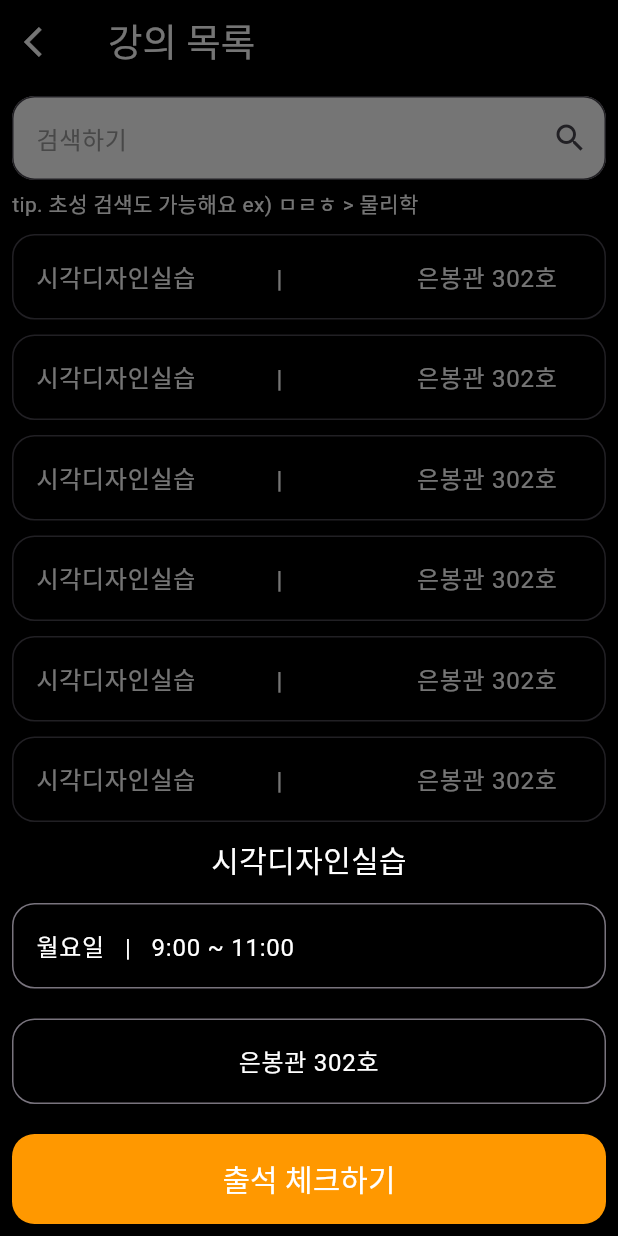
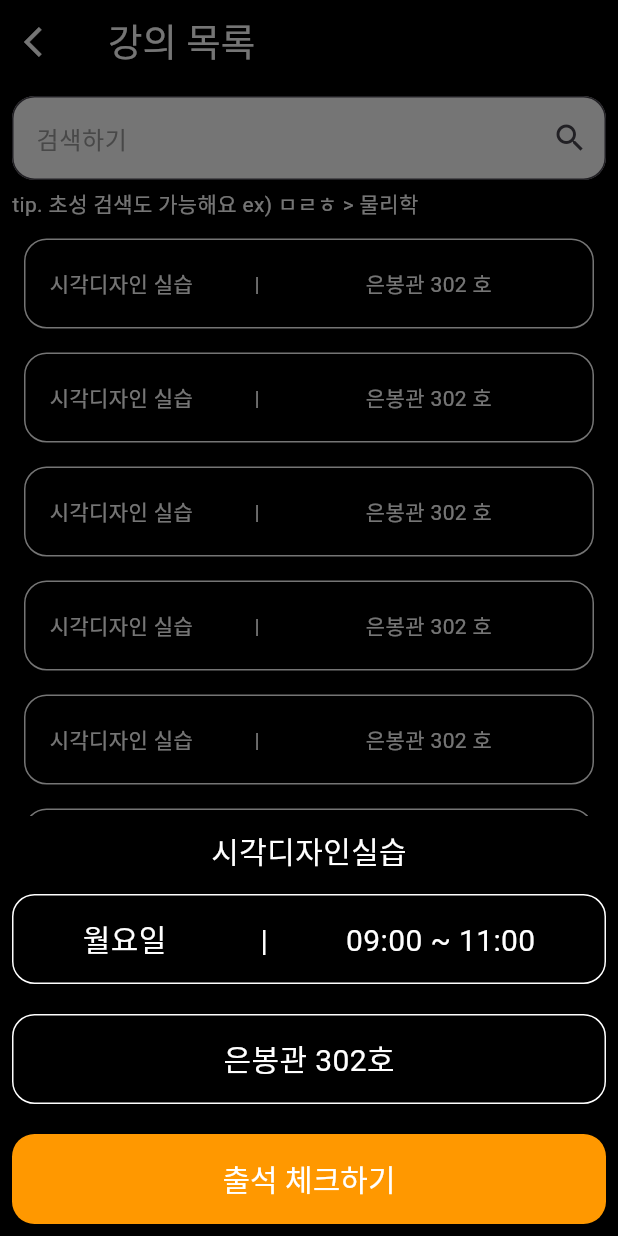
Before and after one commit to SangWook16074/checkcheck-application, a Flutter app: the Attendance screen opened directly, after a tap on "출석 체크하기", on a phone screen of 412 x 824 dp. Run offline on Flutter 3.47's test engine with Material 3 defaults, Android fonts, the phone set to English and light mode, and no system bars.

Commit message:
강의 목록 및 출석 체크 완성

```diff
--- a/lib/main.dart
+++ b/lib/main.dart
@@ -15,7 +15,7 @@ class MyApp extends StatelessWidget {
   @override
   Widget build(BuildContext context) {
     return MaterialApp(
-      home: classList(),
+      home: Attendance(),
     );
   }
 }
--- a/lib/src/page/attendance_check.dart
+++ b/lib/src/page/attendance_check.dart
@@ -1,7 +1,9 @@
 import 'package:checkcheck_project/src/widget/custom_button.dart';
 import 'package:checkcheck_project/src/widget/custom_scrollbar.dart';
 import 'package:checkcheck_project/src/widget/custom_text_field.dart';
+import 'package:flutter/cupertino.dart';
 import 'package:flutter/material.dart';
+import 'package:flutter/widgets.dart';
 
 class Attendance extends StatefulWidget {
   @override
@@ -9,8 +11,8 @@ class Attendance extends StatefulWidget {
 }
 
 class _AttendanceState extends State<Attendance> {
-  final List<String> attendances = List.generate(7, (index) => '시각디자인실습            |                    은봉관 302호');
   final List<FocusNode> focusNodes = List.generate(7, (_) => FocusNode());
+  int selectedIndex = -1; // 선택된 항목의 인덱스
 
   @override
   void dispose() {
@@ -48,39 +50,11 @@ class _AttendanceState extends State<Attendance> {
                   suffixIcon: Icon(Icons.search),
                 ),
                 SizedBox(height: 5),
-                Align(
-                  alignment: Alignment.centerLeft,
-                  child: Text(
-                    'tip. 초성 검색도 가능해요 ex) ㅁㄹㅎ > 물리학',
-                    style: TextStyle(color: Colors.white, fontSize: 14),
-                    textAlign: TextAlign.left,
-                  ),
-                ),
+                _tip(),
                 SizedBox(height: 5),
-                for (int i = 0; i < attendances.length; i++)
-                  Padding(
-                    padding: const EdgeInsets.symmetric(vertical: 5.0),
-                    child: TextField(
-                      focusNode: focusNodes[i],
-                      decoration: InputDecoration(
-                        border: OutlineInputBorder(
-                          borderRadius: BorderRadius.circular(15.0),
-                        ),
-                        hintText: attendances[i],
-                        hintStyle: TextStyle(
-                          color: focusNodes[i].hasFocus ? Colors.black : Colors.white,
-                        ),
-                        fillColor: focusNodes[i].hasFocus ? Colors.orange : Colors.black,
-                        filled: true,
-                      ),
-                      style: TextStyle(color: Colors.white),
-                      onTap: () {
-                        setState(() {
-                          FocusScope.of(context).requestFocus(focusNodes[i]);
-                        });
-                      },
-                    ),
-                  ),
+
+                ..._attendance(),
+
                 SizedBox(height: 20),
                 CustomButton(label: '출석 체크하기', onPressed: () {
                   showModalBottomSheet(
@@ -99,18 +73,41 @@ class _AttendanceState extends State<Attendance> {
                             ],),
                           ),
                           SizedBox(height: 15),
-                          TextField(
-                            decoration: InputDecoration(border: OutlineInputBorder(borderRadius: BorderRadius.circular(15.0)),
-                            hintText: '월요일   |   9:00 ~ 11:00',
-                            hintStyle: TextStyle(color: Colors.white),
-                          )),
+                          Container(
+                            height: 60,
+                            width: 400,
+                            decoration: BoxDecoration(
+                              borderRadius: BorderRadius.circular(15.0),
+                              border: Border.all(color: Colors.white),
+                            ),
+                            child: Padding(
+                              padding: EdgeInsets.symmetric(vertical: 8.0, horizontal: 16.0),
+                              child: Row(
+                                mainAxisAlignment: MainAxisAlignment.center,
+                                crossAxisAlignment: CrossAxisAlignment.center,
+                                children: [
+                                  const Text('월요일            |          09:00 ~ 11:00', style: TextStyle(color: Colors.white, fontSize: 20), textAlign: TextAlign.center,),
+                                ],
+                              ),),
+                          ),
                           SizedBox(height: 20,),
-                          TextField(
-                            textAlign: TextAlign.center,
-                            decoration: InputDecoration(border: OutlineInputBorder(borderRadius: BorderRadius.circular(15.0)),
-                            hintText: '은봉관 302호',
-                            hintStyle: TextStyle(color: Colors.white)
-                          )),
+                            Container(
+                              height: 60,
+                              width: 400,
+                              decoration: BoxDecoration(
+                                borderRadius: BorderRadius.circular(15.0),
+                                border: Border.all(color: Colors.white),
+                              ),
+                              child: Padding(
+                                padding: EdgeInsets.symmetric(vertical: 8.0, horizontal: 16.0),
+                                child: Row(
+                                  mainAxisAlignment: MainAxisAlignment.center,
+                                  crossAxisAlignment: CrossAxisAlignment.center,
+                                  children: [
+                                    const Text('은봉관 302호', style: TextStyle(color: Colors.white, fontSize: 20), textAlign: TextAlign.center,),
+                                  ],
+                                ),),
+                                ),
                           SizedBox(height: 20),
                           CustomButton(label: '출석 체크하기', onPressed: () {})
                       ],),
@@ -125,4 +122,51 @@ class _AttendanceState extends State<Attendance> {
       ),
     );
   }
+
+  List<Widget> _attendance() {
+    return List.generate(7, (index) => GestureDetector(
+      onTap: () {
+        setState(() {
+          selectedIndex = index;
+        });
+      },
+      child: Padding(
+        padding: const EdgeInsets.all(8.0),
+        child: Container(
+          height: 60,
+          width: 400,
+          decoration: BoxDecoration(
+            borderRadius: BorderRadius.circular(15.0),
+            border: Border.all(color: Colors.white),
+            color: selectedIndex == index ? Colors.orange : Colors.transparent,
+          ),
+          child: Padding(
+            padding: const EdgeInsets.symmetric(vertical: 8.0, horizontal: 16.0),
+            child: Row(
+              mainAxisAlignment: MainAxisAlignment.spaceBetween,
+              children: [
+                Text(
+                  '시각디자인 실습           |                   은봉관 302 호',
+                  style: TextStyle(
+                    color: selectedIndex == index ? Colors.black : Colors.white,
+                  ),
+                ),
+              ],
+            ),
+          ),
+        ),
+      ),
+    ));
+  }
+
+  /// 초성 검색도 가능하다는 tip 문구
+  Widget _tip() {
+    return const Align(
+              alignment: Alignment.centerLeft,
+              child: Text(
+                'tip. 초성 검색도 가능해요 ex) ㅁㄹㅎ > 물리학',
+                style: TextStyle(color: Colors.white, fontSize: 14),
+                textAlign: TextAlign.left,
+              ),);
+  }
 }
--- a/lib/src/widget/custom_elevated_botton.dart
+++ b/lib/src/widget/custom_elevated_botton.dart
@@ -1,6 +1,7 @@
 import 'package:flutter/material.dart';
 
 class CustomElevatedButton extends StatefulWidget {
+
   @override
   _CustomElevatedButtonState createState() => _CustomElevatedButtonState();
 }
@@ -22,7 +23,7 @@ class _CustomElevatedButtonState extends State<CustomElevatedButton> {
         foregroundColor: Colors.white,
         shape: RoundedRectangleBorder(borderRadius: BorderRadius.circular(15.0))),
       onPressed: _changeColor,
-      child: Text('출석체크'),
+      child: Text('출석체크'), /// 이 부분은 출석체크 글자가 아닌 사용할 때마다 자신이 입력할 수 있게 수정이 필요.
     );
   }
 }
```
Also changed, not shown: lib/src/page/class_list.dart (+34 -19 lines), lib/src/page/registration_page.dart (+32 -15 lines).
